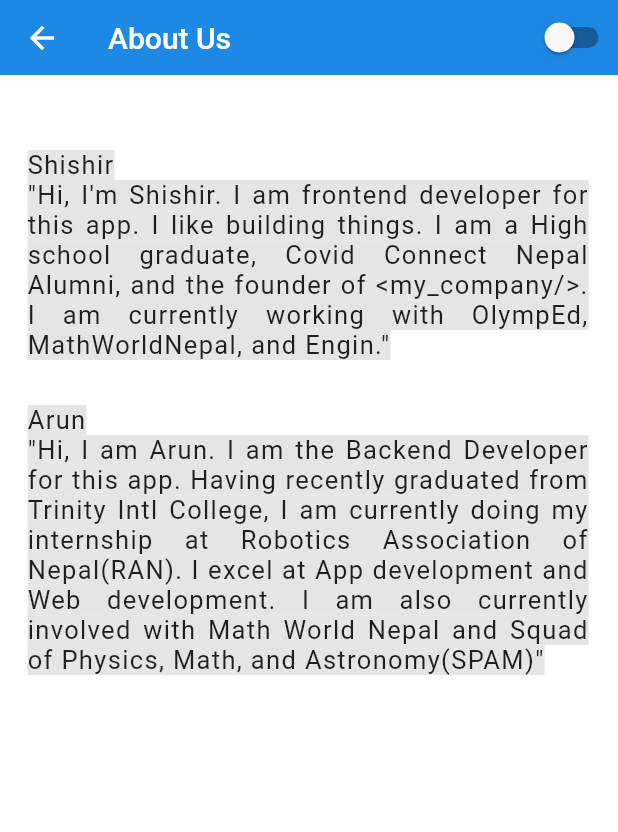
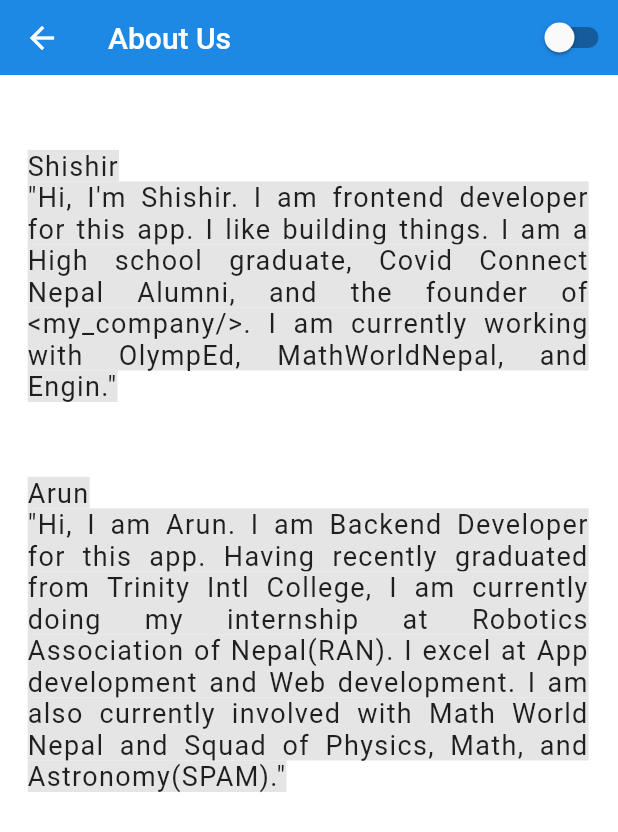
Before and after one commit to Sauske05/alevelnotes-arun_updated, a Flutter app: the AboutUs screen opened directly, on a phone screen of 412 x 824 dp. Shown: the top 832 px of the screen. Run offline on Flutter 3.47's test engine with Material 2 defaults, Android fonts, the phone set to English and light mode, and no system bars; our stand-ins replace animated_splash_screen, cloud_firestore, connectivity_plus, dio, firebase_auth, firebase_core and 5 more; missing offline and left inert: syncfusion_flutter_pdfviewer; accounts and stored records are empty; network calls fail; Roboto replaces fonts that are missing (AkayaTelivigala).

Commit message:
small changes

```diff
--- a/lib/screens/AboutUs.dart
+++ b/lib/screens/AboutUs.dart
@@ -55,7 +55,7 @@ class AboutUsState extends State<AboutUs> {
           Text(
             'Shishir \n"Hi, I\'m Shishir. I am frontend developer for this app. I like building things. I am a High school graduate, Covid Connect Nepal Alumni, and the founder of <my_company/>. I am currently working with OlympEd, MathWorldNepal, and Engin."',
             style: TextStyle(
-                fontSize: 17,
+                fontSize: 18,
                 backgroundColor: Provider.of<ThemeProvider>(context).themeMode ==
                             ThemeMode.dark
                         // ? Color.fromARGB(255, 62, 61, 61)
@@ -65,12 +65,12 @@ class AboutUsState extends State<AboutUs> {
             textAlign: TextAlign.justify,
           ),
           const SizedBox(
-              height: 30,
+              height: 50,
             ),
           Text(
-            'Arun \n"Hi, I am Arun. I am the Backend Developer for this app. Having recently graduated from Trinity Intl College, I am currently doing my internship at Robotics Association of Nepal(RAN). I excel at App development and Web development. I am also currently involved with Math World Nepal and Squad of Physics, Math, and Astronomy(SPAM)"',
+            'Arun \n"Hi, I am Arun. I am Backend Developer for this app. Having recently graduated from Trinity Intl College, I am currently doing my internship at Robotics Association of Nepal(RAN). I excel at App development and Web development. I am also currently involved with Math World Nepal and Squad of Physics, Math, and Astronomy(SPAM)."',
             style: TextStyle(
-                fontSize: 17,
+                fontSize: 18,
                 backgroundColor: Provider.of<ThemeProvider>(context).themeMode ==
                             ThemeMode.dark
                         // ? Color.fromARGB(255, 62, 61, 61)
--- a/lib/screens/Homepage.dart
+++ b/lib/screens/Homepage.dart
@@ -171,7 +171,7 @@ class _MyHomePageState extends State<MyHomePage> {
             // const SizedBox(
             //   height: spacer,
             // ),
-            const CustomPlaceHolderContactSupport(title: "Have a great day !"),
+            // const CustomPlaceHolderContactSupport(title: "Have a great day !"),
             // const SizedBox(
             //   height: spacer,
             // ),
--- a/lib/screens/help_support.dart
+++ b/lib/screens/help_support.dart
@@ -1,5 +1,6 @@
 import 'package:flutter/material.dart';
 import 'package:cloud_firestore/cloud_firestore.dart';
+import 'package:playstore_app/widgets/ChangeThemeButtonWidget.dart';
 import 'package:provider/provider.dart';
 
 import 'package:playstore_app/theme/theme_provider.dart';
@@ -89,7 +90,7 @@ class _HelpSupportState extends State<HelpSupport> {
       backgroundColor: textWhite,
       appBar: AppBar(
         title: const Text('Help and Support'),
-        centerTitle: true,
+                  actions: [ChangeThemeButtonWidget()],
                   backgroundColor: appbarColor,
 
       ),
```
